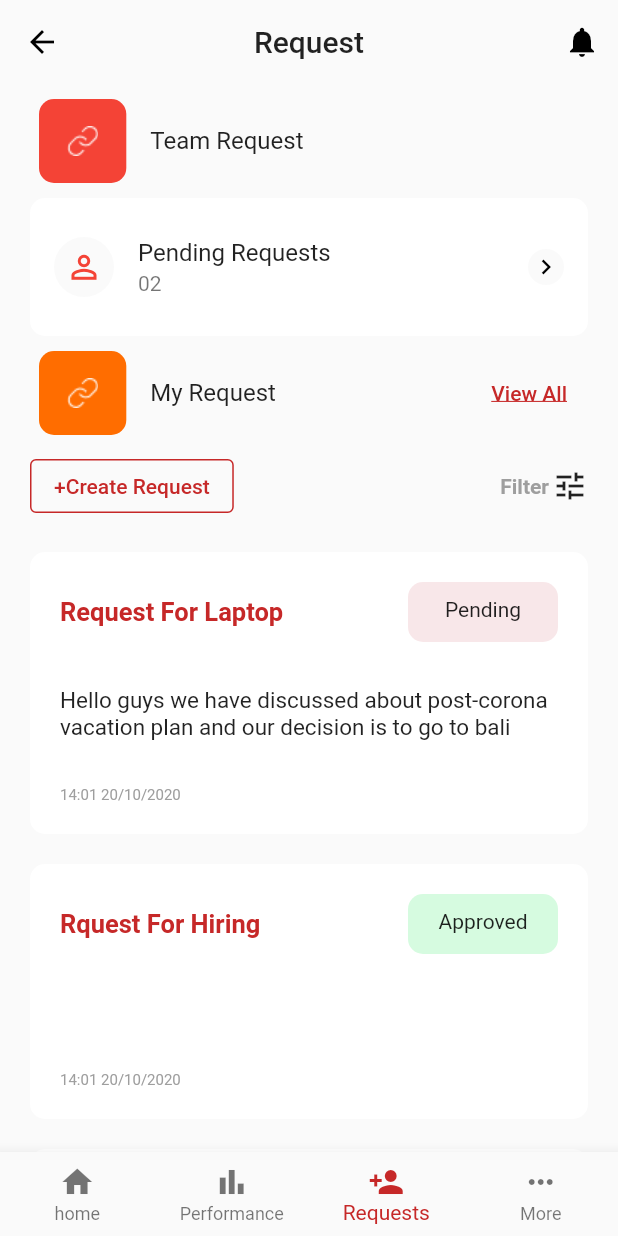
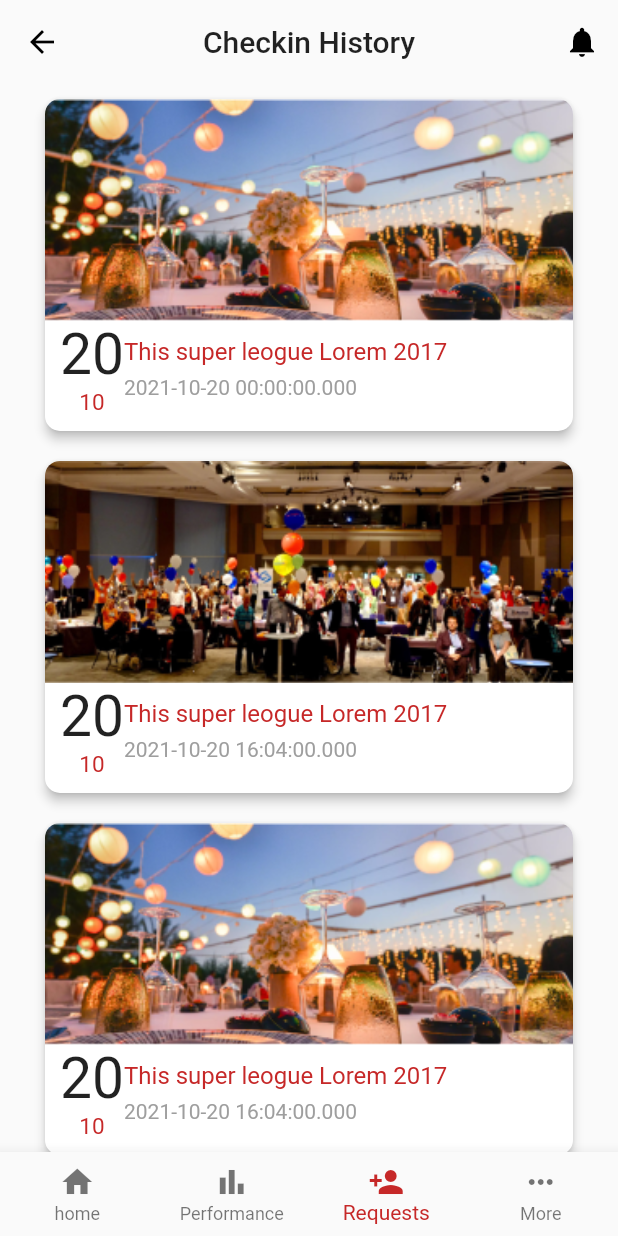
Before and after one commit to alche2014/chat_flutter_002, a Flutter app: the Nav screen opened directly, item 3 of the bottom bar chosen, on a phone screen of 412 x 824 dp. Run offline on Flutter 3.47's test engine with Material 2 defaults, Android fonts, the phone set to English and light mode, and no system bars; our stand-ins replace grouped_list, percent_indicator; missing offline and left inert: dart:ffi.

Commit message:
event screen

```diff
--- /dev/null
+++ b/lib/HR_app/Screens/Events/Components/events_card.dart
@@ -0,0 +1,74 @@
+import 'package:flutter/material.dart';
+
+class EventCard extends StatelessWidget {
+  EventCard({this.text, this.date, this.image});
+  String text;
+  String image;
+  var date;
+  @override
+  Widget build(BuildContext context) {
+    return Material(
+      borderRadius: BorderRadius.circular(10),
+      elevation: 3,
+      color: Colors.white,
+      child: InkWell(
+        borderRadius: BorderRadius.circular(10),
+        onTap: () {},
+        child: Container(
+          decoration: BoxDecoration(borderRadius: BorderRadius.circular(10)),
+          clipBehavior: Clip.antiAlias,
+          child: Column(
+            mainAxisSize: MainAxisSize.max,
+            children: [
+              //--------------image block----------------------
+              Container(
+                height: MediaQuery.of(context).size.height * 0.18,
+                decoration: BoxDecoration(
+                  image: DecorationImage(
+                    image: AssetImage(image),
+                    // height: MediaQuery.of(context).size.height *0.17,
+                    fit: BoxFit.cover,
+                  ),
+                ),
+              ),
+              //---------text below picture---------------
+              Padding(
+                padding: const EdgeInsets.fromLTRB(10, 0, 10, 10),
+                child: Row(
+                  children: [
+                    Column(
+                      children: [
+                        Text(
+                          date.day.toString(),
+                          style: TextStyle(fontSize: 38),
+                        ),
+                        Text(date.month.toString(),
+                            style: TextStyle(
+                                color: Colors.red[800], fontSize: 15)),
+                      ],
+                    ),
+                    Column(
+                      crossAxisAlignment: CrossAxisAlignment.start,
+                      children: [
+                        Text(
+                          text,
+                          style: TextStyle(
+                            fontSize: 16,
+                            color: Colors.red[800],
+                          ),
+                        ),
+                        SizedBox(height: 6),
+                        Text(date.toString(),//'16:04 20/10/2021',
+                            style: TextStyle(color: Colors.grey)),
+                      ],
+                    ),
+                  ],
+                ),
+              )
+            ],
+          ),
+        ),
+      ),
+    );
+  }
+}
--- /dev/null
+++ b/lib/HR_app/Screens/Events/Components/model.dart
@@ -0,0 +1,32 @@
+import 'package:chatapp/HR_app/Screens/Events/Components/events_card.dart';
+import 'package:flutter/material.dart';
+
+
+
+List myevents = [
+  EventCard(
+    text: 'This super leogue Lorem 2017',
+    date: DateTime(2021, 10, 20,),
+    image: 'assets/images/event_pic.png',
+  ),
+  EventCard(
+    text: 'This super leogue Lorem 2017',
+    date: DateTime(2021, 10, 20, 16, 04),
+    image: 'assets/images/event_pic1.png',
+  ),
+  EventCard(
+    text: 'This super leogue Lorem 2017',
+    date: DateTime(2021, 10, 20, 16, 04),
+    image: 'assets/images/event_pic.png',
+  ),
+  EventCard(
+    text: 'This super leogue Lorem 2017',
+    date: DateTime(2021, 10, 20, 16, 04),
+    image: 'assets/images/event_pic1.png',
+  ),
+  EventCard(
+    text: 'This super leogue Lorem 2017',
+    date: DateTime(2021, 10, 20, 16, 04),
+    image: 'assets/images/event_pic.png',
+  ),
+];
--- /dev/null
+++ b/lib/HR_app/Screens/Events/screen_events.dart
@@ -0,0 +1,34 @@
+import 'package:chatapp/HR_app/Screens/Events/Components/events_card.dart';
+import 'package:chatapp/HR_app/Screens/Events/Components/model.dart';
+import 'package:flutter/material.dart';
+
+class Events extends StatelessWidget {
+  @override
+  Widget build(BuildContext context) {
+    return Scaffold(
+      appBar: AppBar(
+        centerTitle: true,
+        title: Text(
+          'Checkin History',
+        ),
+        backgroundColor: Colors.transparent,
+        elevation: 0,
+        actions: [
+          IconButton(
+              icon: Icon(
+                Icons.notifications,
+              ),
+              onPressed: () {})
+        ],
+      ),
+      body: ListView.builder(
+        itemCount: myevents.length,
+        itemBuilder: (_, index) {
+          return Padding(
+              padding: EdgeInsets.symmetric(vertical: 10, horizontal: 30),
+              child: myevents[index]);
+        },
+      ),
+    );
+  }
+}
--- a/lib/HR_app/Screens/navigaton_bar.dart
+++ b/lib/HR_app/Screens/navigaton_bar.dart
@@ -1,4 +1,5 @@
 import 'package:chatapp/HR_app/Screens/CheckinHistory/screen_checkin_history.dart';
+import 'package:chatapp/HR_app/Screens/Events/screen_events.dart';
 import 'package:chatapp/HR_app/Screens/Notification/screen_notification.dart';
 import 'package:chatapp/HR_app/Screens/Request/screen_request.dart';
 import 'package:chatapp/HR_app/Screens/TeamHistory/screen_team_history.dart';
@@ -15,7 +16,7 @@ class _NavState extends State<Nav> {
   final tabs = [
     Center(child: TeamHistory()),
     Center(child: Notifications()),
-    Center(child: Request()),
+    Center(child: Events()),
     Center(child: CheckinHistory()),
   ];
   @override
```
Also changed, not shown: assets/images/event_pic.png (added), assets/images/event_pic1.png (added).
